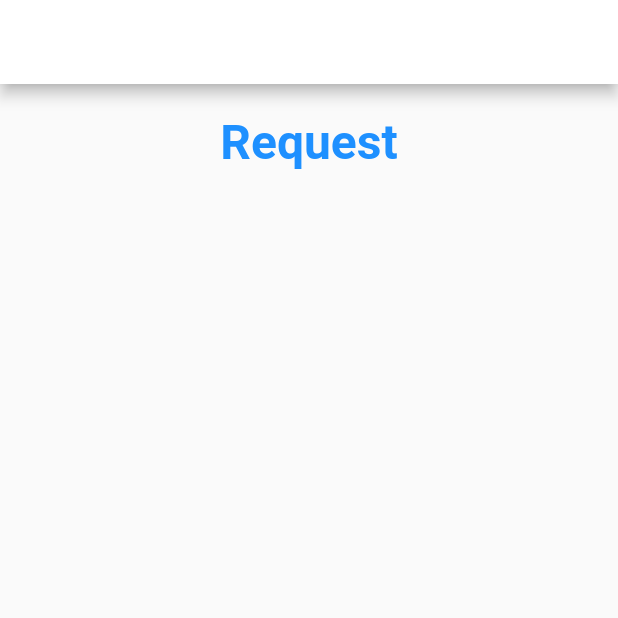
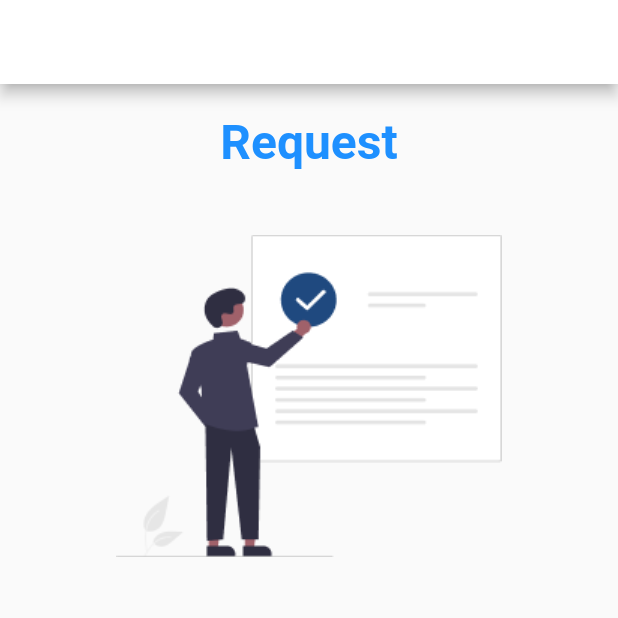
Before and after one commit to Yasodkai11/MAD, a Flutter app: the request screen opened directly, on a phone screen of 412 x 824 dp, the top half of it. Run offline on Flutter 3.47's test engine with Material 2 defaults, Android fonts, the phone set to English and light mode, and no system bars; our stand-ins replace quickalert.

Commit message:
request_illustration

```diff
--- a/unity_world/lib/pages/Request/request_form.dart
+++ b/unity_world/lib/pages/Request/request_form.dart
@@ -32,8 +32,18 @@ class _requestState extends State<request> {
                     fontWeight: FontWeight.bold),
               ),
             ),
-
-
+                 const SizedBox(height: 20.0),
+            Column(
+              children: [
+                Center(
+                  child: Image.asset(
+                    'assets/illustrations/request.png',
+                    height: 260,
+                    width: 320,
+                  ),
+                )
+              ],
+            ),
           ],
         ),
       ),
--- a/unity_world/pubspec.yaml
+++ b/unity_world/pubspec.yaml
@@ -73,12 +73,14 @@ flutter:
     - assets/illustrations/login.png
     - assets/illustrations/user.png
     - assets/illustrations/shedule.png
+    - assets/illustrations/request.png
     - assets/images/gayan.webp
     - assets/images/hirushi.webp
     - assets/images/nethmi.webp
     - assets/images/pramudya.webp
     - assets/images/csds.jpg
     - assets/images/fac.jpg
+
 
 
   # An image asset can refer to one or more resolution-specific "variants", see
```
Also changed, not shown: unity_world/assets/illustrations/request.png (added).
